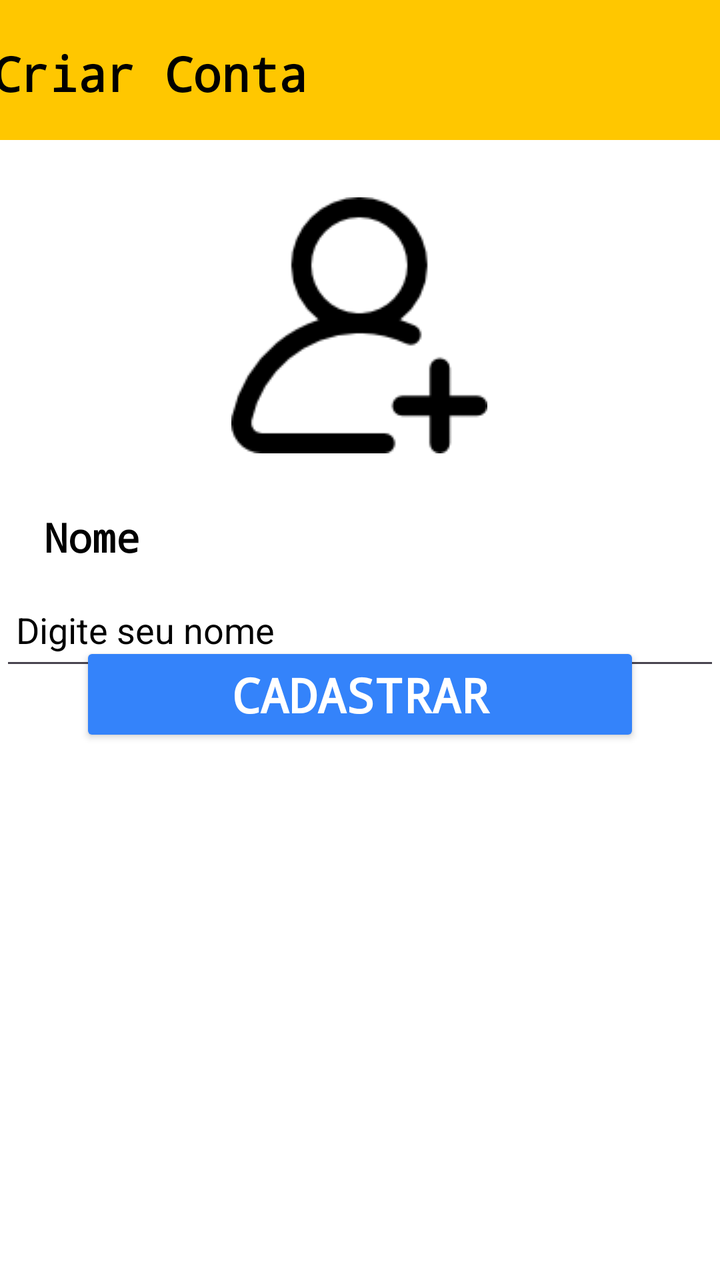
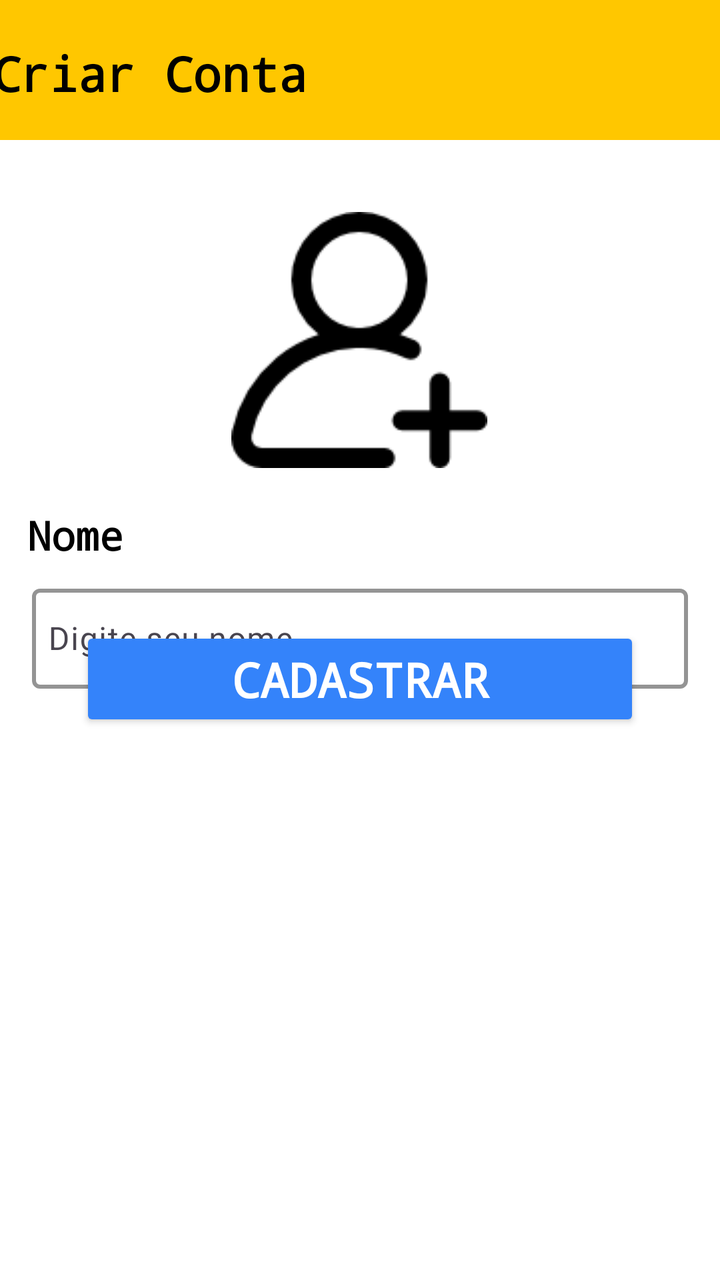

Screens rendered from an Android XML layout before and after an edit, with the pre-edit source and the edit as a unified diff.
<!-- AndroidManifest.xml: application theme Theme.Questao3 -->
<!-- res/layout/activity_formulario_cadastro.xml -->
<?xml version="1.0" encoding="utf-8"?>
<androidx.constraintlayout.widget.ConstraintLayout xmlns:android="http://schemas.android.com/apk/res/android"
    xmlns:app="http://schemas.android.com/apk/res-auto"
    xmlns:tools="http://schemas.android.com/tools"
    android:id="@+id/main"
    android:layout_width="match_parent"
    android:layout_height="match_parent"
    android:background="@color/appColorBranco"
    tools:context=".FormularioCadastroActivity">

    <FrameLayout
        android:id="@+id/frameLayout"
        android:layout_width="415dp"
        android:layout_height="70dp"
        android:background="@color/appColorAmarelo"
        app:layout_constraintBottom_toBottomOf="parent"
        app:layout_constraintEnd_toEndOf="parent"
        app:layout_constraintHorizontal_bias="0.0"
        app:layout_constraintStart_toStartOf="parent"
        app:layout_constraintTop_toTopOf="parent"
        app:layout_constraintVertical_bias="0.0">

        <TextView
            android:id="@+id/txtTitulo"
            android:layout_width="223dp"
            android:layout_height="wrap_content"
            android:layout_gravity="center"
            android:layout_marginEnd="100dp"
            android:fontFamily="monospace"
            android:paddingTop="3dp"
            android:text="@string/appTituloCadastro"
            android:textStyle="bold"
            android:textAlignment="center"
            android:textColor="@color/appColorPreto"
            android:textSize="24sp" />

    </FrameLayout>


    <TextView
        android:id="@+id/tituloNome"
        android:layout_width="wrap_content"
        android:layout_height="wrap_content"
        android:layout_marginTop="21dp"
        android:layout_marginBottom="1dp"
        android:fontFamily="monospace"
        android:text="@string/appTituloNome"
        android:textColor="@color/appColorPreto"
        android:textSize="20sp"
        android:textStyle="bold"
        app:layout_constraintBottom_toTopOf="@+id/txtNome"
        app:layout_constraintEnd_toEndOf="parent"
        app:layout_constraintHorizontal_bias="0.071"
        app:layout_constraintStart_toStartOf="parent"
        app:layout_constraintTop_toBottomOf="@+id/frameLayout"
        app:layout_constraintVertical_bias="0.96" />

    <EditText
        android:id="@+id/txtNome"
        android:layout_width="360dp"
        android:layout_height="50dp"
        android:layout_marginTop="220dp"
        android:hint="@string/appMascaraNome"
        android:padding="8dp"
        android:textColor="@color/appColorPreto"
        android:textColorHint="@color/appColorPreto"
        app:layout_constraintEnd_toEndOf="parent"
        app:layout_constraintHorizontal_bias="0.509"
        app:layout_constraintStart_toStartOf="parent"
        app:layout_constraintTop_toBottomOf="@+id/frameLayout" />

    <ImageView
        android:id="@+id/imgCadastro"
        android:layout_width="wrap_content"
        android:layout_height="wrap_content"
        app:layout_constraintBottom_toTopOf="@+id/tituloNome"
        app:layout_constraintEnd_toEndOf="parent"
        app:layout_constraintHorizontal_bias="0.498"
        app:layout_constraintStart_toStartOf="parent"
        app:layout_constraintTop_toBottomOf="@+id/frameLayout"
        app:srcCompat="@drawable/adicionar_usuario" />

    <Button
        android:id="@+id/btnCadastrar"
        android:layout_width="0dp"
        android:layout_height="wrap_content"
        android:layout_marginStart="40dp"
        android:layout_marginEnd="40dp"
        android:backgroundTint="@color/appColorAzul"
        android:fontFamily="monospace"
        android:onClick="cadastrar"
        android:text="@string/btnCadastrar"
        android:textAlignment="center"
        android:textColor="@color/appColorBranco"
        android:textSize="24sp"
        android:textStyle="bold"
        app:layout_constraintBottom_toBottomOf="parent"
        app:layout_constraintEnd_toEndOf="parent"
        app:layout_constraintHorizontal_bias="0.494"
        app:layout_constraintStart_toStartOf="parent"
        app:layout_constraintTop_toTopOf="parent"
        app:layout_constraintVertical_bias="0.546" />

</androidx.constraintlayout.widget.ConstraintLayout>
<!-- resources referenced by this layout -->
<resources>
  <color name="appColorAmarelo">#FFC700</color>&gt;
  <color name="appColorAzul">#3483FA</color>
  <color name="appColorBranco">#FFFFFF</color>
  <color name="appColorPreto">#000000</color>
  <!-- drawable adicionar_usuario: png bitmap (drawable, 3369 bytes) -->
  <string name="appMascaraNome"> Digite seu nome </string>
  <string name="appTituloCadastro">Criar Conta</string>
  <string name="appTituloNome"> Nome </string>
  <string name="btnCadastrar">Cadastrar</string>
  <style name="Theme.Questao3" parent="Base.Theme.Questao3" />
  <style name="Base.Theme.Questao3" parent="Theme.Material3.DayNight.NoActionBar">
          
          
      </style>
</resources>

<!-- the commit's change to res/layout/activity_formulario_cadastro.xml (unified diff, before → after) -->
@@ -37,48 +37,58 @@
     </FrameLayout>
 
 
+    <ImageView
+        android:id="@+id/imgCadastro"
+        android:layout_width="wrap_content"
+        android:layout_height="wrap_content"
+        android:layout_marginTop="36dp"
+        app:layout_constraintEnd_toEndOf="parent"
+        app:layout_constraintHorizontal_bias="0.498"
+        app:layout_constraintStart_toStartOf="parent"
+        app:layout_constraintTop_toBottomOf="@+id/frameLayout"
+        app:srcCompat="@drawable/adicionar_usuario" />
+
     <TextView
         android:id="@+id/tituloNome"
         android:layout_width="wrap_content"
         android:layout_height="wrap_content"
-        android:layout_marginTop="21dp"
-        android:layout_marginBottom="1dp"
+        android:layout_marginTop="20dp"
         android:fontFamily="monospace"
         android:text="@string/appTituloNome"
         android:textColor="@color/appColorPreto"
         android:textSize="20sp"
         android:textStyle="bold"
-        app:layout_constraintBottom_toTopOf="@+id/txtNome"
         app:layout_constraintEnd_toEndOf="parent"
-        app:layout_constraintHorizontal_bias="0.071"
+        app:layout_constraintHorizontal_bias="0.044"
         app:layout_constraintStart_toStartOf="parent"
-        app:layout_constraintTop_toBottomOf="@+id/frameLayout"
-        app:layout_constraintVertical_bias="0.96" />
+        app:layout_constraintTop_toBottomOf="@id/imgCadastro" />
 
-    <EditText
-        android:id="@+id/txtNome"
-        android:layout_width="360dp"
-        android:layout_height="50dp"
-        android:layout_marginTop="220dp"
+    <com.google.android.material.textfield.TextInputLayout
+        android:id="@+id/campoLayoutNome"
+        android:layout_width="0dp"
+        android:layout_height="wrap_content"
+        android:layout_marginStart="16dp"
+        android:layout_marginEnd="16dp"
+        android:layout_marginTop="8dp"
         android:hint="@string/appMascaraNome"
-        android:padding="8dp"
-        android:textColor="@color/appColorPreto"
-        android:textColorHint="@color/appColorPreto"
-        app:layout_constraintEnd_toEndOf="parent"
-        app:layout_constraintHorizontal_bias="0.509"
+        app:boxStrokeColor="@color/appColorAmarelo"
+        app:boxBackgroundMode="outline"
+        app:boxStrokeWidth="2dp"
+        app:hintTextColor="@color/appColorPreto"
+        app:layout_constraintTop_toBottomOf="@id/tituloNome"
         app:layout_constraintStart_toStartOf="parent"
-        app:layout_constraintTop_toBottomOf="@+id/frameLayout" />
+        app:layout_constraintEnd_toEndOf="parent">
 
-    <ImageView
-        android:id="@+id/imgCadastro"
-        android:layout_width="wrap_content"
-        android:layout_height="wrap_content"
-        app:layout_constraintBottom_toTopOf="@+id/tituloNome"
-        app:layout_constraintEnd_toEndOf="parent"
-        app:layout_constraintHorizontal_bias="0.498"
-        app:layout_constraintStart_toStartOf="parent"
-        app:layout_constraintTop_toBottomOf="@+id/frameLayout"
-        app:srcCompat="@drawable/adicionar_usuario" />
+        <com.google.android.material.textfield.TextInputEditText
+            android:id="@+id/txtNome"
+            android:layout_width="match_parent"
+            android:layout_height="50dp"
+            android:inputType="textPersonName"
+            android:padding="8dp"
+            android:textColor="@color/appColorPreto"
+            android:textColorHint="@color/appColorPreto" />
+    </com.google.android.material.textfield.TextInputLayout>
+
 
     <Button
         android:id="@+id/btnCadastrar"
@@ -96,9 +106,9 @@
         android:textStyle="bold"
         app:layout_constraintBottom_toBottomOf="parent"
         app:layout_constraintEnd_toEndOf="parent"
-        app:layout_constraintHorizontal_bias="0.494"
+        app:layout_constraintHorizontal_bias="0.0"
         app:layout_constraintStart_toStartOf="parent"
         app:layout_constraintTop_toTopOf="parent"
-        app:layout_constraintVertical_bias="0.546" />
+        app:layout_constraintVertical_bias="0.533" />
 
 </androidx.constraintlayout.widget.ConstraintLayout>
